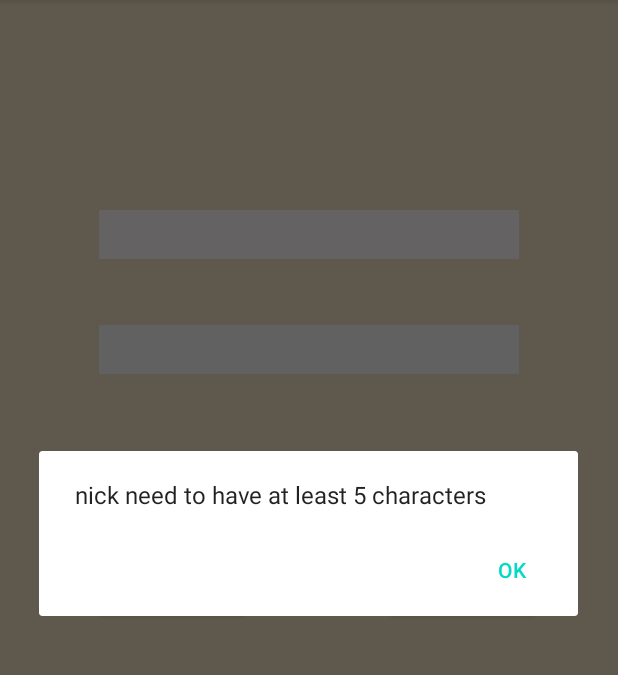
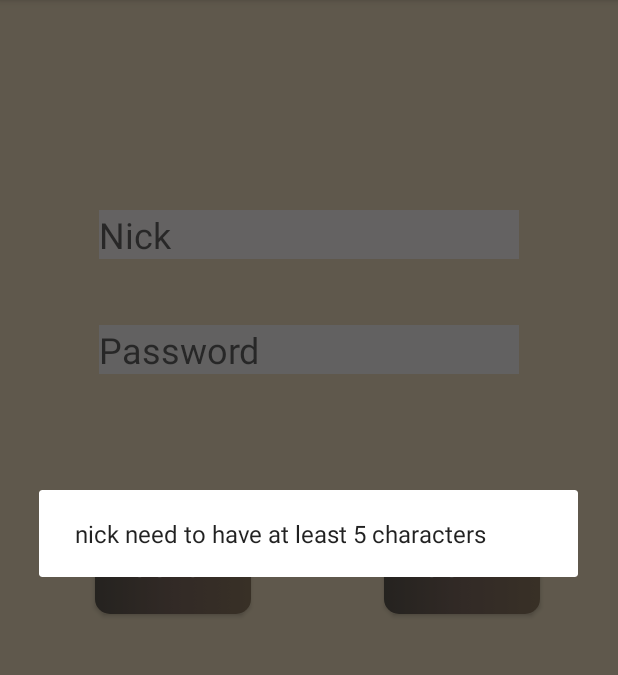
Before and after one commit to DMistera/Covid_Avoider, an Android app: the RegisterActivity screen opened directly, with no data from a screen before it, after a tap on "SIGN UP", on a phone screen of 412 x 824 dp, the part 84-759 px from its top. Run offline under Robolectric (Android 15) with nearby library versions, the phone set to English and light mode, and no system bars; our stand-ins replace Room's generated code.

```diff
--- a/app/src/main/java/com/example/covidavoider/MainActivity.java
+++ b/app/src/main/java/com/example/covidavoider/MainActivity.java
@@ -21,11 +21,5 @@ public class MainActivity extends AppCompatActivity {
     public void startExample2(View v){
         Intent activity2Intent = new Intent(getApplicationContext(), LoginActivity.class);
         startActivity(activity2Intent);
-        //setContentView(R.layout.activity_login);
-        //String[] example2 = {"F","dla","Dominika","FFFFFFFFFFFFFFFFFF"};
-        //mysong = MediaPlayer.create(MainActivity.this, R.raw.rick);
-        //mysong.start();
-        //fadingTextView.setTexts(example2);
-        //fadingTextView.setTimeout(1000, TimeUnit.MILLISECONDS);
     }
 }
--- a/app/src/main/java/com/example/covidavoider/RegisterActivity.java
+++ b/app/src/main/java/com/example/covidavoider/RegisterActivity.java
@@ -38,13 +38,6 @@ public class RegisterActivity extends AppCompatActivity {
             AlertDialog.Builder builder = new AlertDialog.Builder(view.getContext());
             builder.setMessage("nick need to have at least 5 characters");
             builder.setCancelable(true);
-            builder.setPositiveButton(
-                    "Ok",
-                    new DialogInterface.OnClickListener() {
-                        public void onClick(DialogInterface dialog, int id) {
-                            startActivity(new Intent(RegisterActivity.this, LoginActivity.class));
-                        }
-                    });
             AlertDialog dialog = builder.create();
             dialog.show();
         }
@@ -52,13 +45,6 @@ public class RegisterActivity extends AppCompatActivity {
             AlertDialog.Builder builder = new AlertDialog.Builder(view.getContext());
             builder.setMessage("password need to have at least 5 characters");
             builder.setCancelable(true);
-            builder.setPositiveButton(
-                    "Ok",
-                    new DialogInterface.OnClickListener() {
-                        public void onClick(DialogInterface dialog, int id) {
-                            startActivity(new Intent(RegisterActivity.this, LoginActivity.class));
-                        }
-                    });
             AlertDialog dialog = builder.create();
             dialog.show();
         }
--- a/app/src/main/res/layout/activity_login.xml
+++ b/app/src/main/res/layout/activity_login.xml
@@ -20,7 +20,7 @@
         android:layout_marginTop="96dp"
         android:layout_marginEnd="24dp"
         android:background="#ffffff"
-        android:hint="Nick"
+        android:hint="@string/nick"
         android:inputType="textEmailAddress"
         android:selectAllOnFocus="true"
         app:layout_constraintEnd_toEndOf="parent"
--- a/app/src/main/res/layout/activity_register.xml
+++ b/app/src/main/res/layout/activity_register.xml
@@ -17,6 +17,7 @@
         android:inputType="textPassword"
         android:textColor="#000000"
         android:textSize="24sp"
+        android:hint="@string/prompt_password"
         app:layout_constraintEnd_toEndOf="parent"
         app:layout_constraintHorizontal_bias="0.5"
         app:layout_constraintStart_toStartOf="parent"
@@ -31,6 +32,7 @@
         android:layout_marginEnd="112dp"
         android:background="#FAF7F7"
         android:ems="10"
+        android:hint="@string/nick"
         android:inputType="textEmailAddress"
         android:textColor="#000000"
         android:textSize="24sp"
@@ -49,7 +51,6 @@
         android:layout_marginEnd="48dp"
         android:layout_marginBottom="64dp"
         android:background="@drawable/gradient_normal"
-        android:enabled="true"
         android:onClick="onRegister"
         android:text="@string/action_sign_up"
         android:textColor="#ffffff"
--- a/app/src/main/res/values/strings.xml
+++ b/app/src/main/res/values/strings.xml
@@ -37,4 +37,5 @@
     <string name="main_acc">main acc</string>
     <!-- TODO: Remove or change this placeholder text -->
     <string name="hello_blank_fragment">Hello blank fragment</string>
+    <string name="nick">Nick</string>
 </resources>
```
Also changed, not shown: 2 other files.
